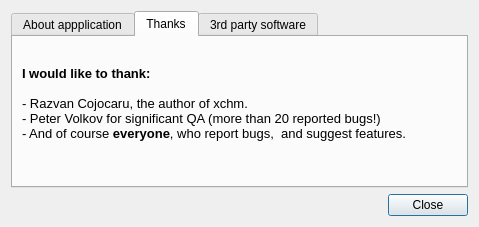
Above: src/dialog_about.ui from eBookProjects/uChmViewer before the change. Below: the same form after it.
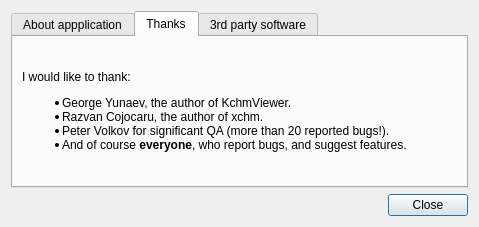
That is the form after the change. The open tabs and pages were chosen to show the change. Icons and pictures are not drawn.

Commit message: Update 'About' dialog

What changed in the file:
```diff
--- a/src/dialog_about.ui
+++ b/src/dialog_about.ui
@@ -61,15 +61,16 @@
         <widget class="QLabel" name="label_2">
          <property name="text">
           <string>&lt;!DOCTYPE HTML PUBLIC &quot;-//W3C//DTD HTML 4.0//EN&quot; &quot;http://www.w3.org/TR/REC-html40/strict.dtd&quot;&gt;
-&lt;html&gt;&lt;head&gt;&lt;meta name=&quot;qrichtext&quot; content=&quot;1&quot; /&gt;&lt;style type=&quot;text/css&quot;&gt;
-p, li { white-space: pre-wrap; }
-&lt;/style&gt;&lt;/head&gt;&lt;body style=&quot; font-family:'Sans Serif'; font-size:9pt; font-weight:400; font-style:normal;&quot;&gt;
-&lt;p style=&quot; margin-top:0px; margin-bottom:0px; margin-left:0px; margin-right:0px; -qt-block-indent:0; text-indent:0px;&quot;&gt;&lt;span style=&quot; font-family:'Liberation Sans'; font-size:10pt; font-weight:600;&quot;&gt;I would like to thank:&lt;/span&gt;&lt;/p&gt;
-&lt;p style=&quot;-qt-paragraph-type:empty; margin-top:0px; margin-bottom:0px; margin-left:0px; margin-right:0px; -qt-block-indent:0; text-indent:0px; font-family:'Liberation Sans'; font-size:10pt;&quot;&gt;&lt;br /&gt;&lt;/p&gt;
-&lt;p style=&quot; margin-top:0px; margin-bottom:0px; margin-left:0px; margin-right:0px; -qt-block-indent:0; text-indent:0px;&quot;&gt;&lt;span style=&quot; font-family:'Liberation Sans'; font-size:10pt;&quot;&gt;- Razvan Cojocaru, the author of xchm.&lt;/span&gt;&lt;/p&gt;
-&lt;p style=&quot; margin-top:0px; margin-bottom:0px; margin-left:0px; margin-right:0px; -qt-block-indent:0; text-indent:0px;&quot;&gt;&lt;span style=&quot; font-family:'Liberation Sans'; font-size:10pt;&quot;&gt;- Peter Volkov for significant QA (more than 20 reported bugs!)&lt;/span&gt;&lt;/p&gt;
-&lt;p style=&quot; margin-top:0px; margin-bottom:0px; margin-left:0px; margin-right:0px; -qt-block-indent:0; text-indent:0px;&quot;&gt;&lt;span style=&quot; font-family:'Liberation Sans'; font-size:10pt;&quot;&gt;- And of course &lt;/span&gt;&lt;span style=&quot; font-family:'Liberation Sans'; font-size:10pt; font-weight:600;&quot;&gt;everyone&lt;/span&gt;&lt;span style=&quot; font-family:'Liberation Sans'; font-size:10pt;&quot;&gt;, who report bugs,  and suggest features.&lt;/span&gt;&lt;/p&gt;
-&lt;p style=&quot;-qt-paragraph-type:empty; margin-top:0px; margin-bottom:0px; margin-left:0px; margin-right:0px; -qt-block-indent:0; text-indent:0px; font-family:'Liberation Sans'; font-size:10pt;&quot;&gt;&lt;br /&gt;&lt;/p&gt;&lt;/body&gt;&lt;/html&gt;</string>
+&lt;html&gt;&lt;head&gt;&lt;meta name=&quot;qrichtext&quot; content=&quot;1&quot; /&gt;&lt;/head&gt;
+&lt;body&gt;
+&lt;p&gt;I would like to thank:&lt;/p&gt;
+&lt;ul&gt;
+&lt;li&gt;George Yunaev, the author of KchmViewer.&lt;/li&gt;
+&lt;li&gt;Razvan Cojocaru, the author of xchm.&lt;/li&gt;
+&lt;li&gt;Peter Volkov for significant QA (more than 20 reported bugs!).&lt;/li&gt;
+&lt;li&gt;And of course &lt;b&gt;everyone&lt;/b&gt;, who report bugs, and suggest features.&lt;/li&gt;
+&lt;/ul&gt;
+&lt;/body&gt;&lt;/html&gt;</string>
          </property>
          <property name="openExternalLinks">
           <bool>true</bool>
```
Left out of the diff: 12 changed lines with no effect on the pictures. The commit also changes 1 other file.
